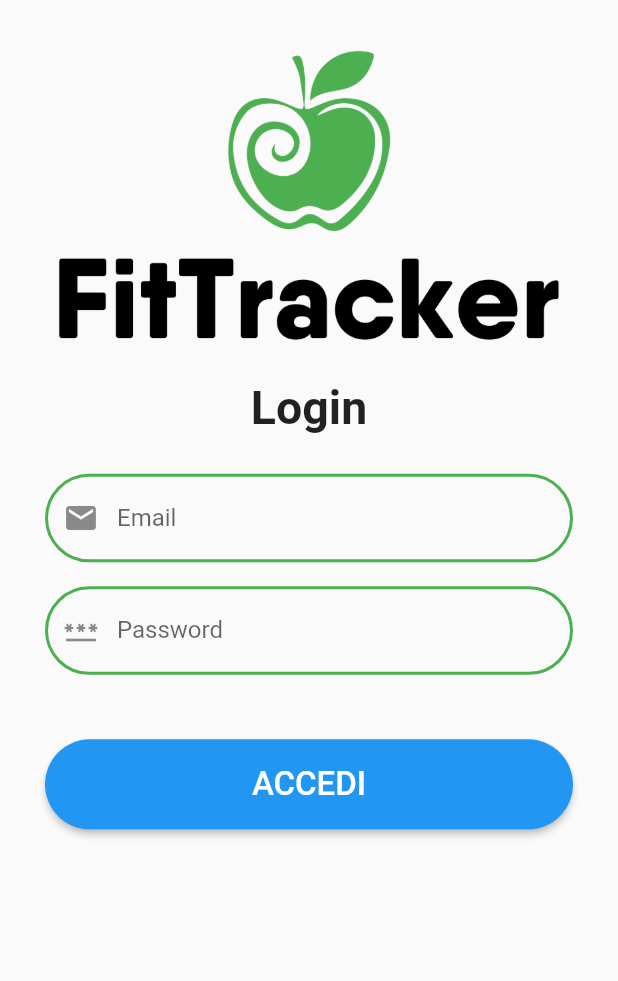
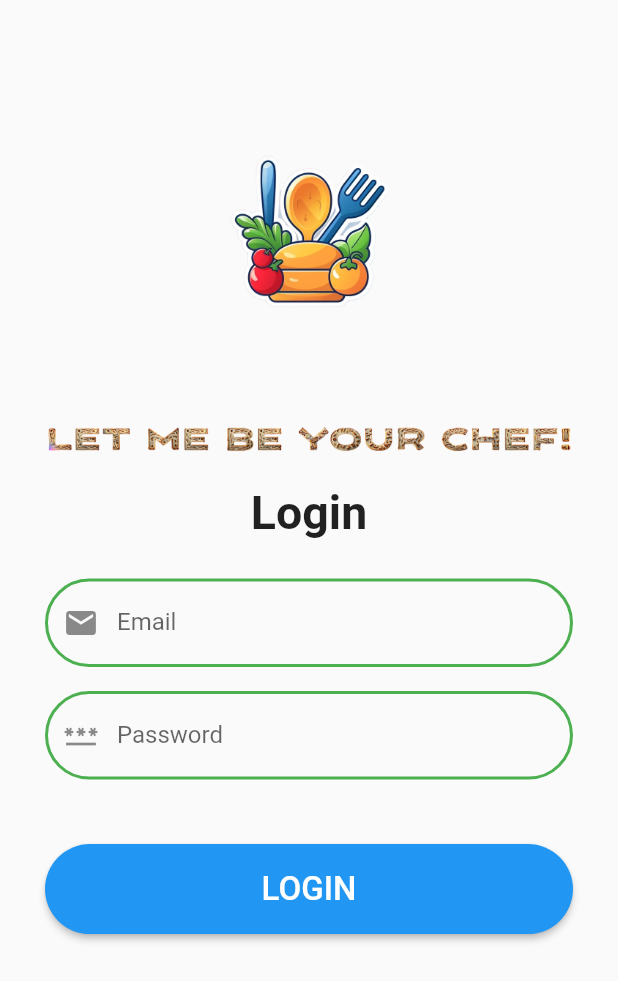
Before and after one commit to DarioUpInTown/letmebeyourchefflutter, a Flutter app: the LoginPage screen opened by its route, on a phone screen of 412 x 824 dp. Shown: the top 981 px of the screen. Run offline on Flutter 3.47's test engine with Material 2 defaults, Android fonts, the phone set to English and light mode, and no system bars; our stand-ins replace cloud_firestore, firebase_auth, firebase_core, fluttertoast, form_field_validator, percent_indicator and 3 more; accounts and stored records are empty; network calls fail.

Commit message:
login and register

```diff
--- a/lib/login_page.dart
+++ b/lib/login_page.dart
@@ -41,10 +41,10 @@ class LoginPageState extends State<LoginPage> {
 
               children: [
                 const SizedBox(
-                    width: 130,
-                    height:130,
-                    child: Image(image: AssetImage('assets/images/apple_nobg.png'))),
-                const Image(image: AssetImage('assets/images/title_black.png')),
+                    width: 250,
+                    height:250,
+                    child: Image(image: AssetImage('assets/images/logo_no_background.png'))),
+                const Image(image: AssetImage('assets/images/logo_scritta_pane.png')),
                 const Padding(
                   padding: EdgeInsets.all(18.0),
                   child: Center(child: Text('Login', style: TextStyle(fontWeight: FontWeight.bold,fontSize: 31),)),
@@ -54,8 +54,8 @@ class LoginPageState extends State<LoginPage> {
                   child: TextFormField(
                     autovalidateMode: AutovalidateMode.onUserInteraction,
                     validator: MultiValidator([                                 //Validazione email automatica
-                      RequiredValidator(errorText: "* Richiesto"),
-                      EmailValidator(errorText: "Inserisci un indirizzo email valido"),
+                      RequiredValidator(errorText: "* Required"),
+                      EmailValidator(errorText: "Insert a valid e-mail"),
                     ]),
                     controller: emailController,
                     decoration: InputDecoration(
@@ -85,8 +85,8 @@ class LoginPageState extends State<LoginPage> {
                   child: TextFormField(
                     autovalidateMode: AutovalidateMode.onUserInteraction,
                     validator: MultiValidator([                           //Validazione password automatica
-                      RequiredValidator(errorText: "* Richiesto"),
-                      MinLengthValidator(6,errorText: "La Password deve essere di 6 o più caratteri"),
+                      RequiredValidator(errorText: "* Required"),
+                      MinLengthValidator(6,errorText: "The password must be 6 or more carachters"),
                     ]),
                     obscureText: true,
                     controller: passwordController,
@@ -128,7 +128,7 @@ class LoginPageState extends State<LoginPage> {
                         child: const Padding(
                           padding: EdgeInsets.all(9.0),
                           child: Text(
-                            "ACCEDI",
+                            "LOGIN",
                             style: TextStyle(
                               fontSize: 22,
                             ),
@@ -143,13 +143,13 @@ class LoginPageState extends State<LoginPage> {
                                 password: passwordController.text,
                               );                                              //Se la form è valida loggo l'utente e vado sulla home
                               Navigator.pushNamedAndRemoveUntil(
-                                  context, '/home', ModalRoute.withName('/home'));
+                                  context, '/homepage', ModalRoute.withName('/homepage'));
                             } on FirebaseAuthException catch (e) {                  //Altrimenti mostro una snackbar
                               if (e.code == 'user-not-found') {
-                                const snackBar = SnackBar(content: Text('Utente non registrato'));
+                                const snackBar = SnackBar(content: Text('User not registred'));
                                 ScaffoldMessenger.of(context).showSnackBar(snackBar);
                               } else if (e.code == 'wrong-password') {
-                                const snackBar = SnackBar(content: Text('Password errata'));
+                                const snackBar = SnackBar(content: Text('Wrong password'));
                                 ScaffoldMessenger.of(context).showSnackBar(snackBar);
                               }
                             }
--- a/lib/main.dart
+++ b/lib/main.dart
@@ -12,6 +12,7 @@ import 'package:flutter/services.dart';
 import 'package:firebase_core/firebase_core.dart';
 import 'firebase_options.dart';
 import 'package:firebase_auth/firebase_auth.dart';
+import 'package:LetMeBeYourChefFlutter/homepage.dart';
 
 Future<void> main() async {
   WidgetsFlutterBinding.ensureInitialized();
@@ -54,12 +55,12 @@ class _MyAppState extends State<MyApp> {
     return MaterialApp(                       //Costruzione app
       title: 'LetMeBeYourChef!',
       initialRoute:
-      FirebaseAuth.instance.currentUser == null ? '/' : '/home',      //Se utente loggato vado sulla home altrimenti all'inizio
+      FirebaseAuth.instance.currentUser == null ? '/' : '/homepage',      //Se utente loggato vado sulla home altrimenti all'inizio
       routes: {                                 //Rotte principali
         '/': (context) => const InizioPage(),
         '/login': (context) => const LoginPage(),
         '/registrazione': (context) => const NomePage(),
-        '/home': (context) => const HomePage(title: 'Login Demo'),
+        '/homepage': (context) => const Home(title : "Login Demo"),
       },
       theme: ThemeData(
         primarySwatch: Colors.blue,
```
Also changed, not shown: lib/Registrazione/eta_page.dart (+7 -7 lines), lib/Registrazione/register_page.dart (+14 -14 lines), lib/Registrazione/sesso_page.dart (+10 -10 lines), lib/Registrazione/stile_di_vita_page.dart (+5 -5 lines), lib/homepage.dart (+57 -2 lines).
